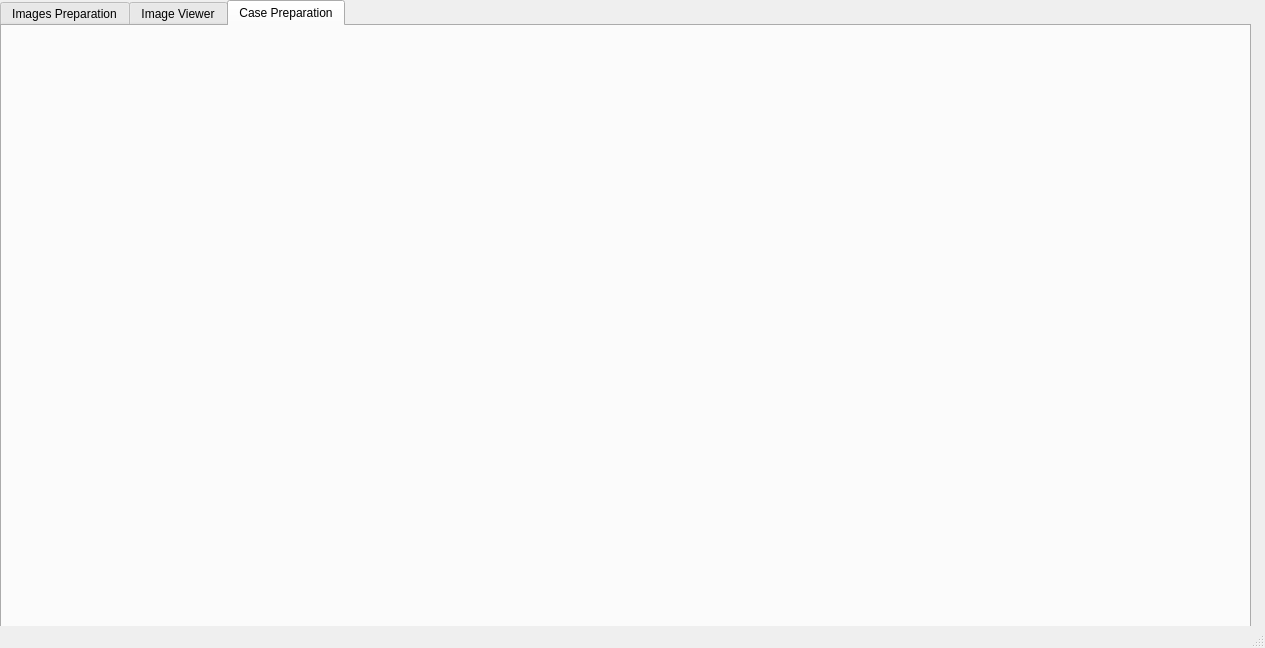
Qt form src/LazyLuna/Guis/GuiDataPreparation.ui (thadler/LazyLuna) before a commit.
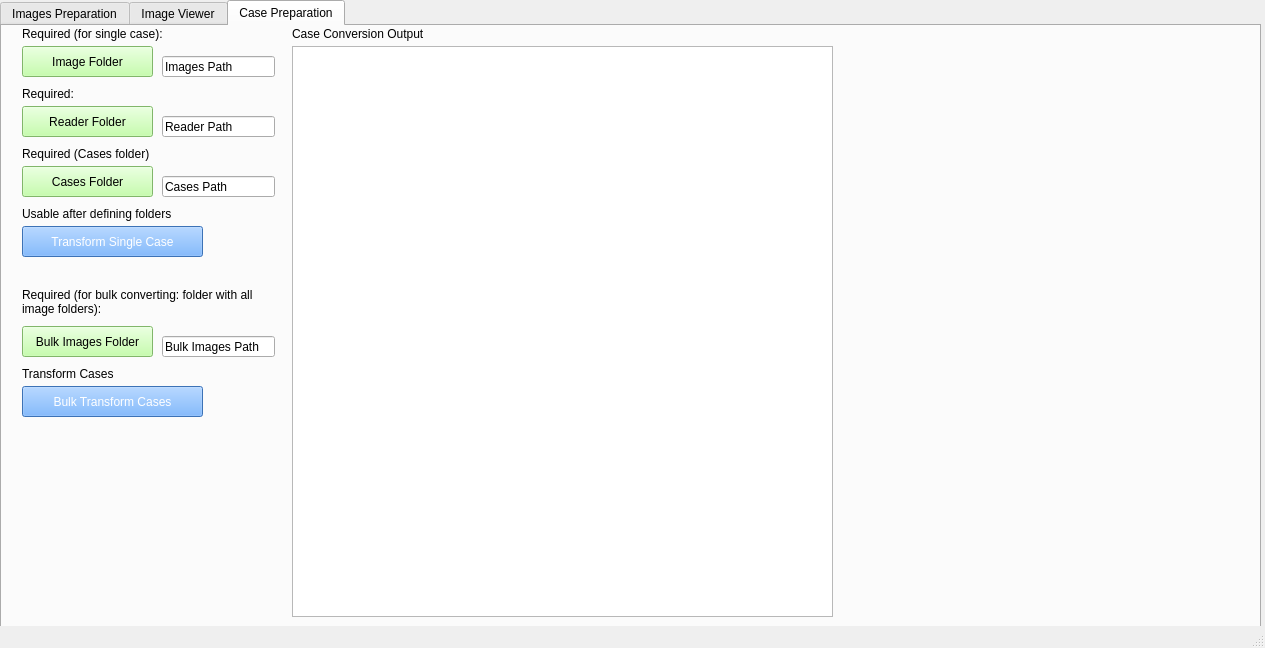
The same form after that commit. The open tabs and pages were chosen to show the change. Custom widgets are drawn as their Qt base class.

```diff
--- a/src/LazyLuna/Guis/GuiDataPreparation.ui
+++ b/src/LazyLuna/Guis/GuiDataPreparation.ui
@@ -19,10 +19,13 @@
      <rect>
       <x>0</x>
       <y>0</y>
-      <width>1251</width>
+      <width>1261</width>
       <height>631</height>
      </rect>
     </property>
+    <property name="styleSheet">
+     <string notr="true"/>
+    </property>
     <property name="currentIndex">
      <number>0</number>
     </property>
@@ -553,6 +556,266 @@
      <attribute name="title">
       <string>Case Preparation</string>
      </attribute>
+     <widget class="QLabel" name="label_6">
+      <property name="geometry">
+       <rect>
+        <x>20</x>
+        <y>0</y>
+        <width>181</width>
+        <height>16</height>
+       </rect>
+      </property>
+      <property name="text">
+       <string>Required (for single case):</string>
+      </property>
+     </widget>
+     <widget class="QPushButton" name="case_img_folder_btn">
+      <property name="geometry">
+       <rect>
+        <x>20</x>
+        <y>20</y>
+        <width>131</width>
+        <height>31</height>
+       </rect>
+      </property>
+      <property name="styleSheet">
+       <string notr="true">background-color: rgb(181, 255, 149);</string>
+      </property>
+      <property name="text">
+       <string>Image Folder</string>
+      </property>
+     </widget>
+     <widget class="QLineEdit" name="case_reader_folder_line_edit">
+      <property name="geometry">
+       <rect>
+        <x>160</x>
+        <y>90</y>
+        <width>113</width>
+        <height>21</height>
+       </rect>
+      </property>
+      <property name="text">
+       <string>Reader Path</string>
+      </property>
+     </widget>
+     <widget class="QPushButton" name="case_reader_folder_btn">
+      <property name="geometry">
+       <rect>
+        <x>20</x>
+        <y>80</y>
+        <width>131</width>
+        <height>31</height>
+       </rect>
+      </property>
+      <property name="styleSheet">
+       <string notr="true">background-color: rgb(181, 255, 149);</string>
+      </property>
+      <property name="text">
+       <string>Reader Folder</string>
+      </property>
+     </widget>
+     <widget class="QLineEdit" name="case_img_folder_line_edit">
+      <property name="geometry">
+       <rect>
+        <x>160</x>
+        <y>30</y>
+        <width>113</width>
+        <height>21</height>
+       </rect>
+      </property>
+      <property name="text">
+       <string>Images Path</string>
+      </property>
+     </widget>
+     <widget class="QLabel" name="label_7">
+      <property name="geometry">
+       <rect>
+        <x>20</x>
+        <y>60</y>
+        <width>251</width>
+        <height>16</height>
+       </rect>
+      </property>
+      <property name="text">
+       <string>Required:</string>
+      </property>
+     </widget>
+     <widget class="QLabel" name="label_8">
+      <property name="geometry">
+       <rect>
+        <x>20</x>
+        <y>260</y>
+        <width>261</width>
+        <height>31</height>
+       </rect>
+      </property>
+      <property name="styleSheet">
+       <string notr="true"/>
+      </property>
+      <property name="text">
+       <string>Required (for bulk converting: folder with all image folders):</string>
+      </property>
+      <property name="wordWrap">
+       <bool>true</bool>
+      </property>
+     </widget>
+     <widget class="QLineEdit" name="bulk_case_img_folder_line_edit">
+      <property name="geometry">
+       <rect>
+        <x>160</x>
+        <y>310</y>
+        <width>113</width>
+        <height>21</height>
+       </rect>
+      </property>
+      <property name="text">
+       <string>Bulk Images Path</string>
+      </property>
+     </widget>
+     <widget class="QPushButton" name="bulk_case_images_folder_btn">
+      <property name="geometry">
+       <rect>
+        <x>20</x>
+        <y>300</y>
+        <width>131</width>
+        <height>31</height>
+       </rect>
+      </property>
+      <property name="styleSheet">
+       <string notr="true">background-color: rgb(181, 255, 149);</string>
+      </property>
+      <property name="text">
+       <string>Bulk Images Folder</string>
+      </property>
+     </widget>
+     <widget class="QLabel" name="label_9">
+      <property name="geometry">
+       <rect>
+        <x>20</x>
+        <y>120</y>
+        <width>181</width>
+        <height>16</height>
+       </rect>
+      </property>
+      <property name="text">
+       <string>Required (Cases folder)</string>
+      </property>
+     </widget>
+     <widget class="QLineEdit" name="cases_folder_line_edit">
+      <property name="geometry">
+       <rect>
+        <x>160</x>
+        <y>150</y>
+        <width>113</width>
+        <height>21</height>
+       </rect>
+      </property>
+      <property name="text">
+       <string>Cases Path</string>
+      </property>
+     </widget>
+     <widget class="QPushButton" name="cases_folder_btn">
+      <property name="geometry">
+       <rect>
+        <x>20</x>
+        <y>140</y>
+        <width>131</width>
+        <height>31</height>
+       </rect>
+      </property>
+      <property name="styleSheet">
+       <string notr="true">background-color:  rgb(181, 255, 149);</string>
+      </property>
+      <property name="text">
+       <string>Cases Folder</string>
+      </property>
+     </widget>
+     <widget class="QPushButton" name="bulk_cases_transform_btn">
+      <property name="geometry">
+       <rect>
+        <x>20</x>
+        <y>360</y>
+        <width>181</width>
+        <height>31</height>
+       </rect>
+      </property>
+      <property name="styleSheet">
+       <string notr="true">background-color: #54a0ff;
+color: rgb(255, 255, 255);</string>
+      </property>
+      <property name="text">
+       <string>Bulk Transform Cases</string>
+      </property>
+     </widget>
+     <widget class="QLabel" name="label_10">
+      <property name="geometry">
+       <rect>
+        <x>20</x>
+        <y>340</y>
+        <width>181</width>
+        <height>16</height>
+       </rect>
+      </property>
+      <property name="text">
+       <string>Transform Cases</string>
+      </property>
+     </widget>
+     <widget class="QTextEdit" name="case_conversion_text_edit">
+      <property name="geometry">
+       <rect>
+        <x>290</x>
+        <y>20</y>
+        <width>541</width>
+        <height>571</height>
+       </rect>
+      </property>
+     </widget>
+     <widget class="QLabel" name="label_11">
+      <property name="geometry">
+       <rect>
+        <x>290</x>
+        <y>0</y>
+        <width>181</width>
+        <height>16</height>
+       </rect>
+      </property>
+      <property name="text">
+       <string>Case Conversion Output</string>
+      </property>
+     </widget>
+     <widget class="QLabel" name="label_12">
+      <property name="geometry">
+       <rect>
+        <x>20</x>
+        <y>180</y>
+        <width>251</width>
+        <height>16</height>
+       </rect>
+      </property>
+      <property name="text">
+       <string>Usable after defining folders</string>
+      </property>
+      <property name="wordWrap">
+       <bool>true</bool>
+      </property>
+     </widget>
+     <widget class="QPushButton" name="case_transform_btn">
+      <property name="geometry">
+       <rect>
+        <x>20</x>
+        <y>200</y>
+        <width>181</width>
+        <height>31</height>
+       </rect>
+      </property>
+      <property name="styleSheet">
+       <string notr="true">background-color: #54a0ff;
+color: rgb(255, 255, 255);</string>
+      </property>
+      <property name="text">
+       <string>Transform Single Case</string>
+      </property>
+     </widget>
     </widget>
    </widget>
   </widget>
```
Left out of the diff: 103 changed lines with no effect on the pictures.
